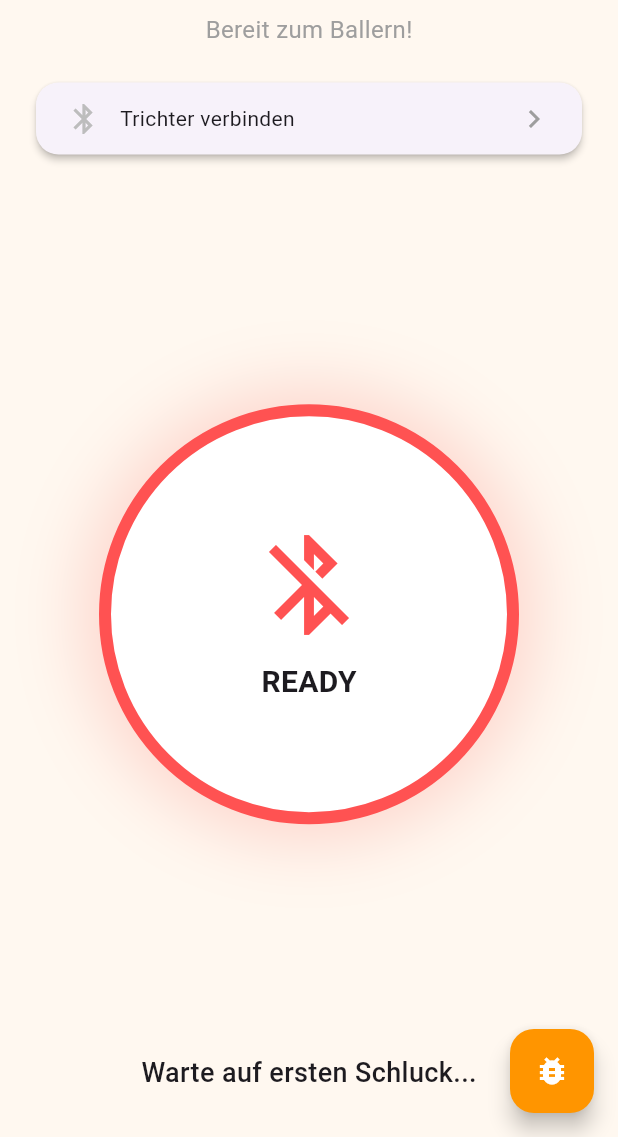
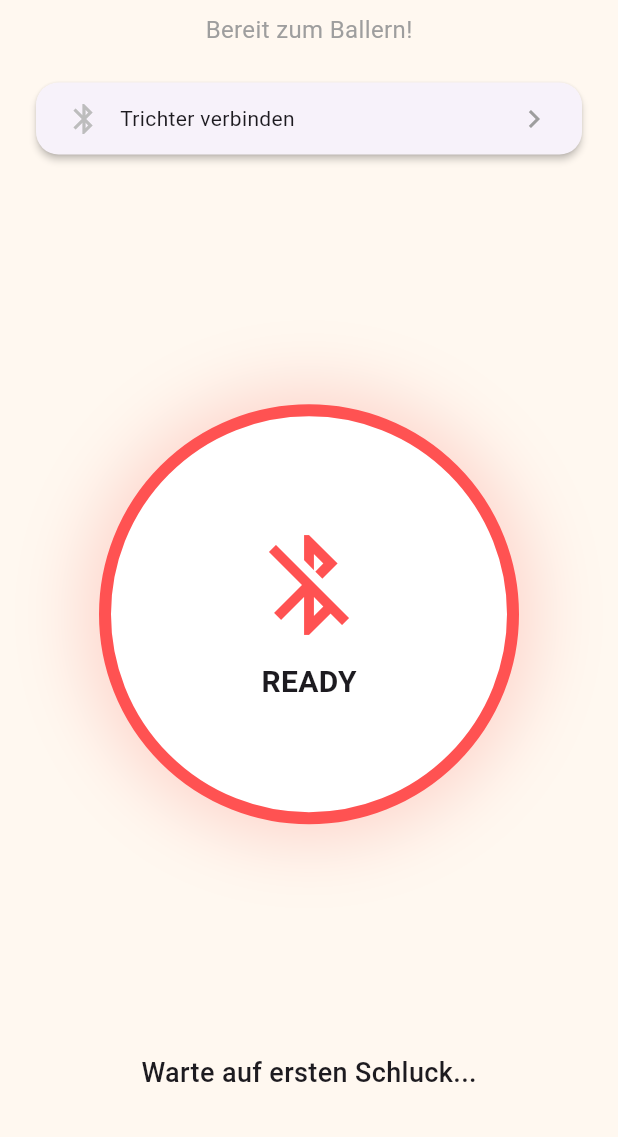
Before and after one commit to Eikeike/projectCamel, a Flutter app: the TrichternScreen screen opened directly, on a phone screen of 412 x 824 dp, the part 99-1236 px from its top. Run offline on Flutter 3.47's test engine with Material 3 defaults, Android fonts, the phone set to English and light mode, and no system bars; our stand-ins replace dio, equatable, fl_chart, flutter_bloc, flutter_blue_plus, flutter_riverpod and 5 more; accounts and stored records are empty.

Commit message:
remove floating action button

```diff
--- a/bierorgl_app/lib/screens/trichtern_screen.dart
+++ b/bierorgl_app/lib/screens/trichtern_screen.dart
@@ -100,13 +100,6 @@ class _TrichternScreenState extends ConsumerState<TrichternScreen> {
 
     return Scaffold(
       backgroundColor: const Color(0xFFFFF8F0),
-      floatingActionButton: FloatingActionButton(
-        onPressed: () async {
-          await _syncService.sync();
-        },
-        backgroundColor: const Color(0xFFFF9500),
-        child: const Icon(Icons.bug_report, color: Colors.white),
-      ),
       body: SafeArea(
         child: Column(
           children: [
```
